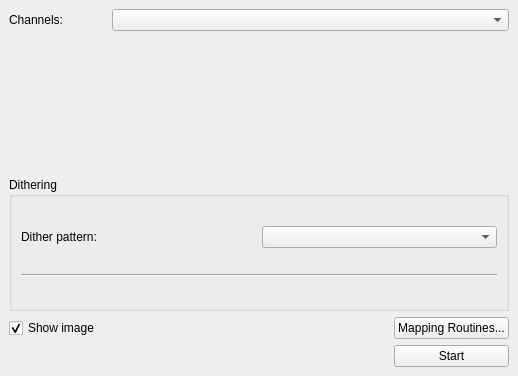
This is ui_resources/imaging.ui in Tyronitar/rfsoc-interface as Qt 5 draws it before an edit. The edited form follows.
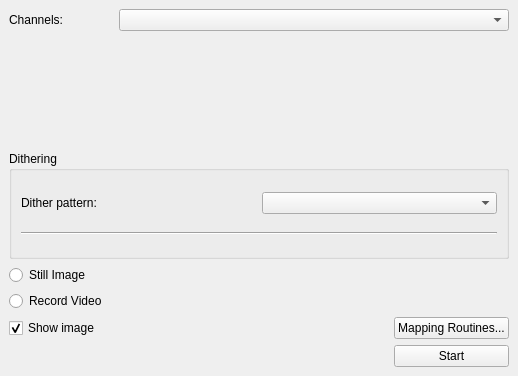
This is the edited form. Custom widgets are drawn as their Qt base class.

Commit message: Start Making Camera Controller

```diff
--- a/ui_resources/imaging.ui
+++ b/ui_resources/imaging.ui
@@ -115,6 +115,26 @@
    <item row="0" column="2" colspan="2">
     <widget class="CheckableComboBox" name="channel_comboBox"/>
    </item>
+   <item row="3" column="0">
+    <widget class="QRadioButton" name="still_image_radioButton">
+     <property name="text">
+      <string>Still Image</string>
+     </property>
+     <attribute name="buttonGroup">
+      <string notr="true">buttonGroup</string>
+     </attribute>
+    </widget>
+   </item>
+   <item row="4" column="0">
+    <widget class="QRadioButton" name="video_radioButton">
+     <property name="text">
+      <string>Record Video</string>
+     </property>
+     <attribute name="buttonGroup">
+      <string notr="true">buttonGroup</string>
+     </attribute>
+    </widget>
+   </item>
   </layout>
  </widget>
  <customwidgets>
```
Left out of the diff: 3 changed lines with no effect on the pictures. The commit also changes 2 other files.
